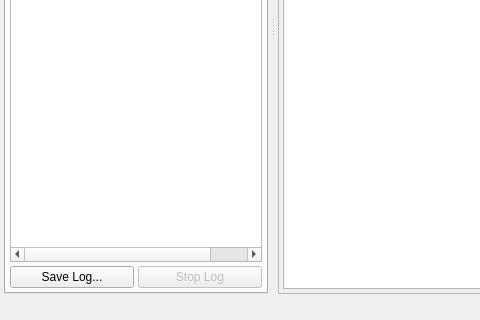
Qt form src/phoenix_gui/src/main_window.ui (RyutoTanaka/phoenix-jetson) before a commit; both pictures show x 0 to 480 and y 280 to 600 of the 800 by 600 pixel window.
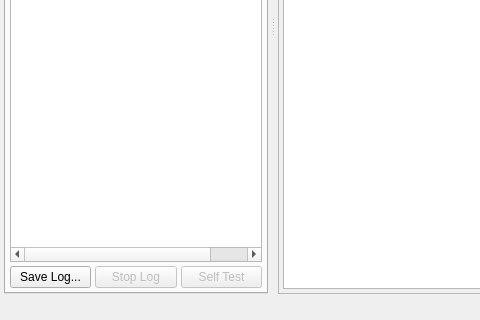
The same form after that commit.

```diff
--- a/src/phoenix_gui/src/main_window.ui
+++ b/src/phoenix_gui/src/main_window.ui
@@ -246,6 +246,16 @@
              </property>
             </widget>
            </item>
+           <item>
+            <widget class="QPushButton" name="selfTestButton">
+             <property name="enabled">
+              <bool>false</bool>
+             </property>
+             <property name="text">
+              <string>Self Test</string>
+             </property>
+            </widget>
+           </item>
           </layout>
          </item>
         </layout>
```
Left out of the diff: 6 changed lines with no effect on the pictures.
